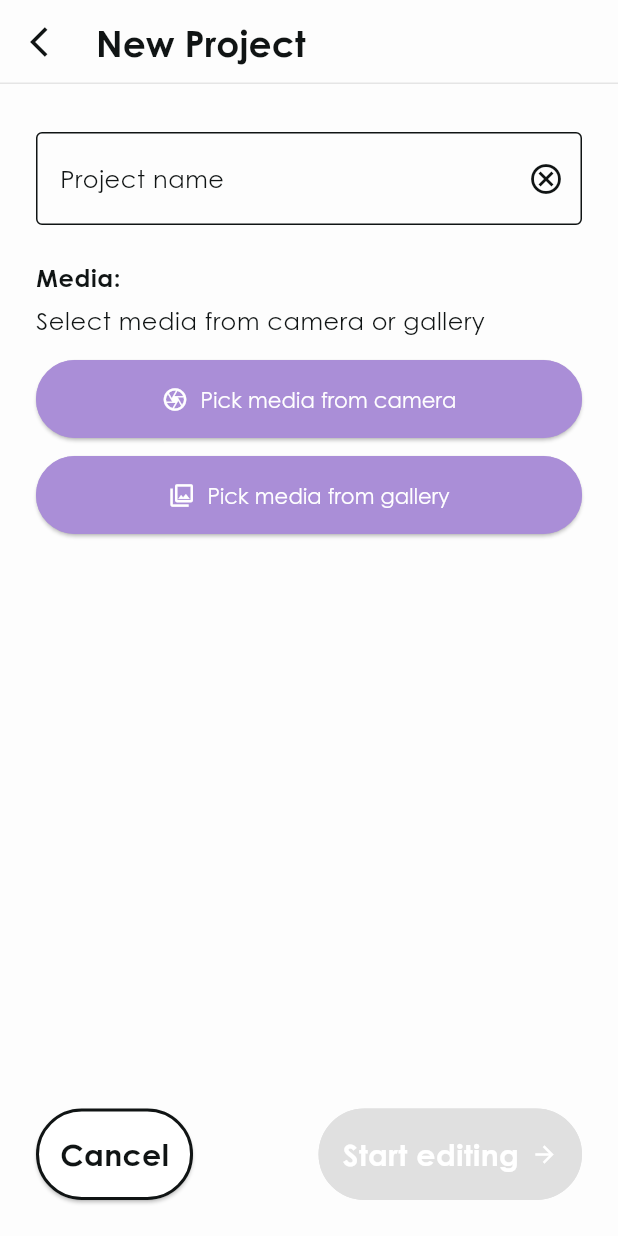
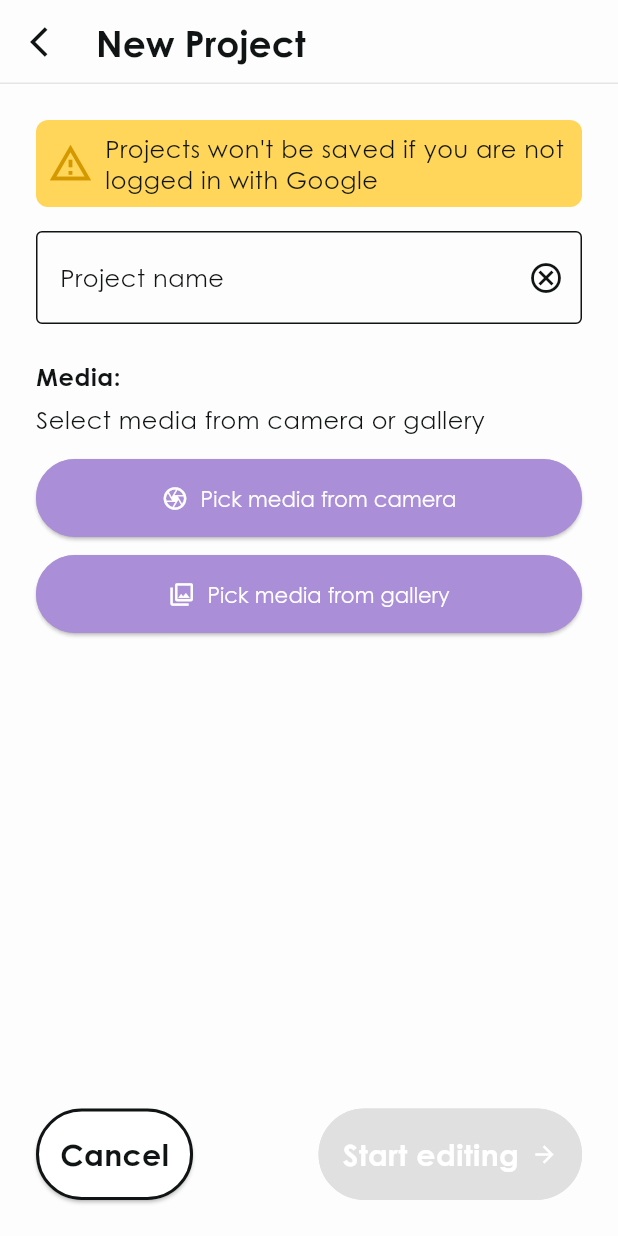
Before and after one commit to DavidGRueda/flutter_video_editor, a Flutter app: the screen it shows after launch, after a tap on the "add" icon, on a phone screen of 412 x 824 dp. Run offline on Flutter 3.47's test engine with Material 3 defaults, Android fonts, the phone set to English and light mode, and no system bars; our stand-ins replace firebase_auth, firebase_core, get, google_sign_in, image_picker, video_player; missing offline and left inert: video_thumbnail; accounts and stored records are empty; network calls fail.

```diff
--- a/lib/controllers/google_sign_in_controller.dart
+++ b/lib/controllers/google_sign_in_controller.dart
@@ -10,9 +10,9 @@ class GoogleSignInController extends GetxController {
   FirebaseAuth _auth;
   User? _firebaseUser;
   GoogleSignInAccount? _currentUser;
-  bool isUserSignedIn = false;
 
   User? get user => _firebaseUser;
+  bool get isUserSignedIn => _firebaseUser != null;
 
   @override
   void onInit() {
--- a/lib/pages/project/project_page.dart
+++ b/lib/pages/project/project_page.dart
@@ -1,8 +1,10 @@
 import 'dart:io';
 
 import 'package:flutter/material.dart';
+import 'package:flutter_video_editor/controllers/google_sign_in_controller.dart';
 import 'package:flutter_video_editor/controllers/new_project_controller.dart';
 import 'package:flutter_video_editor/pages/project/widgets/footer.dart';
+import 'package:flutter_video_editor/shared/core/colors.dart';
 import 'package:flutter_video_editor/shared/helpers/files.dart';
 import 'package:flutter_video_editor/shared/helpers/video.dart';
 import 'package:flutter_video_editor/shared/widgets/colored_icon_button.dart';
@@ -29,6 +31,35 @@ class ProjectPage extends StatelessWidget {
           padding: EdgeInsets.all(24.0),
           child: Column(
             children: [
+              GetBuilder<GoogleSignInController>(
+                builder: (_) {
+                  return _.isUserSignedIn
+                      ? SizedBox.shrink()
+                      : Container(
+                          padding: EdgeInsets.all(8.0),
+                          margin: EdgeInsets.only(bottom: 8.0),
+                          decoration: BoxDecoration(
+                            borderRadius: BorderRadius.circular(8.0),
+                            color: CustomColors.warning,
+                          ),
+                          child: Row(
+                            mainAxisSize: MainAxisSize.max,
+                            children: [
+                              Icon(
+                                Icons.warning_amber_outlined,
+                                color: CustomColors.onWarning,
+                                size: 30.0,
+                              ),
+                              SizedBox(width: 8.0),
+                              Expanded(
+                                child: Text("Projects won't be saved if you are not logged in with Google",
+                                    style: Theme.of(context).textTheme.bodySmall),
+                              ),
+                            ],
+                          ),
+                        );
+                },
+              ),
               Expanded(
                 child: SingleChildScrollView(
                   child: Padding(
--- a/lib/shared/core/colors.dart
+++ b/lib/shared/core/colors.dart
@@ -11,6 +11,8 @@ class CustomColors {
   static const Color error = Color.fromARGB(255, 237, 45, 45);
   static const Color disabled = Color.fromARGB(255, 224, 224, 224);
   static const Color onDisabled = Color.fromARGB(255, 80, 80, 80);
+  static const Color warning = Color.fromARGB(255, 255, 214, 90);
+  static const Color onWarning = Color.fromARGB(255, 213, 153, 0);
 
   // Dark
   static const Color backgroundDark = Color.fromARGB(255, 16, 20, 20);
```
